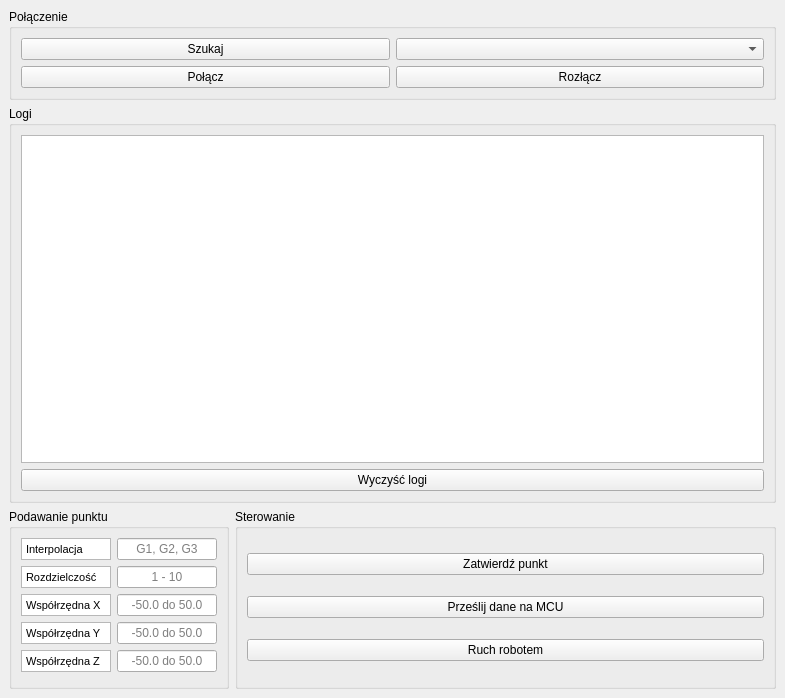
Old version of the form Qt/mainwindow.ui in the repository GrzegorzStefanski-pwr/ipz.
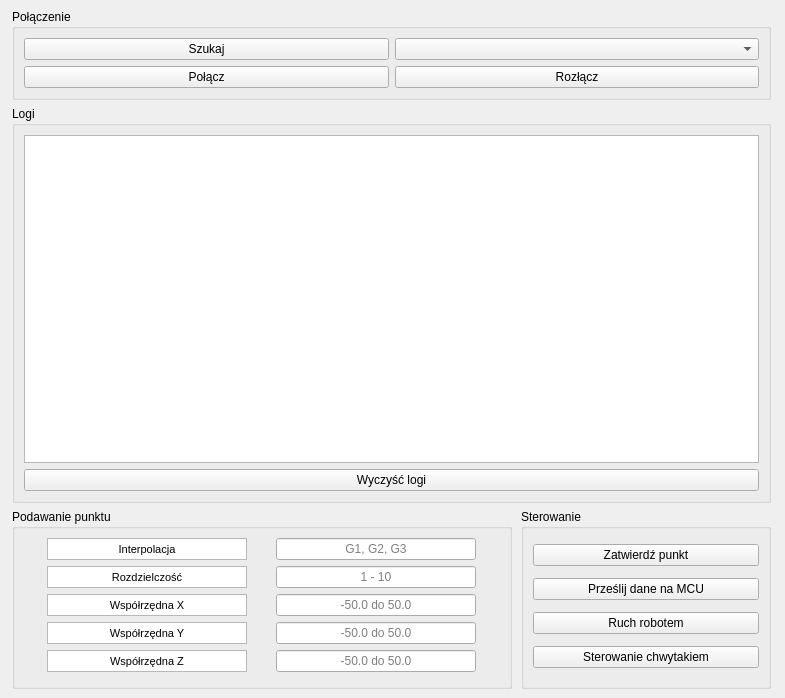
New version of the form.

Commit message: Add gripper support

Patch:
```diff
--- a/Qt/mainwindow.ui
+++ b/Qt/mainwindow.ui
@@ -38,7 +38,7 @@
      <widget class="QGroupBox" name="groupBox_4">
       <property name="maximumSize">
        <size>
-        <width>220</width>
+        <width>500</width>
         <height>180</height>
        </size>
       </property>
@@ -50,7 +50,7 @@
         <widget class="QTextBrowser" name="textBrowserInterpolation">
          <property name="maximumSize">
           <size>
-           <width>90</width>
+           <width>200</width>
            <height>22</height>
           </size>
          </property>
@@ -67,8 +67,8 @@
           <string>&lt;!DOCTYPE HTML PUBLIC &quot;-//W3C//DTD HTML 4.0//EN&quot; &quot;http://www.w3.org/TR/REC-html40/strict.dtd&quot;&gt;
 &lt;html&gt;&lt;head&gt;&lt;meta name=&quot;qrichtext&quot; content=&quot;1&quot; /&gt;&lt;style type=&quot;text/css&quot;&gt;
 p, li { white-space: pre-wrap; }
-&lt;/style&gt;&lt;/head&gt;&lt;body style=&quot; font-family:'MS Shell Dlg 2'; font-size:8.25pt; font-weight:400; font-style:normal;&quot;&gt;
-&lt;p style=&quot; margin-top:0px; margin-bottom:0px; margin-left:0px; margin-right:0px; -qt-block-indent:0; text-indent:0px;&quot;&gt;Interpolacja&lt;/p&gt;&lt;/body&gt;&lt;/html&gt;</string>
+&lt;/style&gt;&lt;/head&gt;&lt;body style=&quot; font-family:'MS Shell Dlg 2'; font-size:7.8pt; font-weight:400; font-style:normal;&quot;&gt;
+&lt;p align=&quot;center&quot; style=&quot; margin-top:0px; margin-bottom:0px; margin-left:0px; margin-right:0px; -qt-block-indent:0; text-indent:0px;&quot;&gt;&lt;span style=&quot; font-size:8.25pt;&quot;&gt;Interpolacja&lt;/span&gt;&lt;/p&gt;&lt;/body&gt;&lt;/html&gt;</string>
          </property>
          <property name="openLinks">
           <bool>true</bool>
@@ -79,7 +79,7 @@
         <widget class="QLineEdit" name="lineEditInterpolation">
          <property name="maximumSize">
           <size>
-           <width>100</width>
+           <width>200</width>
            <height>22</height>
           </size>
          </property>
@@ -95,13 +95,16 @@
         <widget class="QTextBrowser" name="textBrowserResolution">
          <property name="maximumSize">
           <size>
-           <width>90</width>
+           <width>200</width>
            <height>22</height>
           </size>
          </property>
          <property name="layoutDirection">
           <enum>Qt::LeftToRight</enum>
          </property>
+         <property name="autoFillBackground">
+          <bool>false</bool>
+         </property>
          <property name="verticalScrollBarPolicy">
           <enum>Qt::ScrollBarAlwaysOff</enum>
          </property>
@@ -117,8 +120,8 @@
           <string>&lt;!DOCTYPE HTML PUBLIC &quot;-//W3C//DTD HTML 4.0//EN&quot; &quot;http://www.w3.org/TR/REC-html40/strict.dtd&quot;&gt;
 &lt;html&gt;&lt;head&gt;&lt;meta name=&quot;qrichtext&quot; content=&quot;1&quot; /&gt;&lt;style type=&quot;text/css&quot;&gt;
 p, li { white-space: pre-wrap; }
-&lt;/style&gt;&lt;/head&gt;&lt;body style=&quot; font-family:'MS Shell Dlg 2'; font-size:8.25pt; font-weight:400; font-style:normal;&quot;&gt;
-&lt;p style=&quot; margin-top:5px; margin-bottom:5px; margin-left:0px; margin-right:0px; -qt-block-indent:0; text-indent:0px;&quot;&gt;Rozdzielczość&lt;/p&gt;&lt;/body&gt;&lt;/html&gt;</string>
+&lt;/style&gt;&lt;/head&gt;&lt;body style=&quot; font-family:'MS Shell Dlg 2'; font-size:7.8pt; font-weight:400; font-style:normal;&quot;&gt;
+&lt;p align=&quot;center&quot; style=&quot; margin-top:5px; margin-bottom:5px; margin-left:0px; margin-right:0px; -qt-block-indent:0; text-indent:0px;&quot;&gt;&lt;span style=&quot; font-size:8.25pt;&quot;&gt;Rozdzielczość&lt;/span&gt;&lt;/p&gt;&lt;/body&gt;&lt;/html&gt;</string>
          </property>
          <property name="openLinks">
           <bool>true</bool>
@@ -129,7 +132,7 @@
         <widget class="QLineEdit" name="lineEditResolution">
          <property name="maximumSize">
           <size>
-           <width>100</width>
+           <width>200</width>
            <height>22</height>
           </size>
          </property>
@@ -145,7 +148,7 @@
         <widget class="QTextBrowser" name="textBrowserCoRdX">
          <property name="maximumSize">
           <size>
-           <width>90</width>
+           <width>200</width>
            <height>22</height>
           </size>
          </property>
@@ -162,8 +165,8 @@
           <string>&lt;!DOCTYPE HTML PUBLIC &quot;-//W3C//DTD HTML 4.0//EN&quot; &quot;http://www.w3.org/TR/REC-html40/strict.dtd&quot;&gt;
 &lt;html&gt;&lt;head&gt;&lt;meta name=&quot;qrichtext&quot; content=&quot;1&quot; /&gt;&lt;style type=&quot;text/css&quot;&gt;
 p, li { white-space: pre-wrap; }
-&lt;/style&gt;&lt;/head&gt;&lt;body style=&quot; font-family:'MS Shell Dlg 2'; font-size:8.25pt; font-weight:400; font-style:normal;&quot;&gt;
-&lt;p style=&quot; margin-top:0px; margin-bottom:0px; margin-left:0px; margin-right:0px; -qt-block-indent:0; text-indent:0px;&quot;&gt;Współrzędna X&lt;/p&gt;&lt;/body&gt;&lt;/html&gt;</string>
+&lt;/style&gt;&lt;/head&gt;&lt;body style=&quot; font-family:'MS Shell Dlg 2'; font-size:7.8pt; font-weight:400; font-style:normal;&quot;&gt;
+&lt;p align=&quot;center&quot; style=&quot; margin-top:0px; margin-bottom:0px; margin-left:0px; margin-right:0px; -qt-block-indent:0; text-indent:0px;&quot;&gt;&lt;span style=&quot; font-size:8.25pt;&quot;&gt;Współrzędna X&lt;/span&gt;&lt;/p&gt;&lt;/body&gt;&lt;/html&gt;</string>
          </property>
          <property name="openLinks">
           <bool>true</bool>
@@ -174,7 +177,7 @@
         <widget class="QLineEdit" name="lineEditCoRdX">
          <property name="maximumSize">
           <size>
-           <width>100</width>
+           <width>200</width>
            <height>22</height>
           </size>
          </property>
@@ -190,7 +193,7 @@
         <widget class="QTextBrowser" name="textBrowserCoRdY">
          <property name="maximumSize">
           <size>
-           <width>90</width>
+           <width>200</width>
            <height>22</height>
           </size>
          </property>
@@ -207,8 +210,8 @@
           <string>&lt;!DOCTYPE HTML PUBLIC &quot;-//W3C//DTD HTML 4.0//EN&quot; &quot;http://www.w3.org/TR/REC-html40/strict.dtd&quot;&gt;
 &lt;html&gt;&lt;head&gt;&lt;meta name=&quot;qrichtext&quot; content=&quot;1&quot; /&gt;&lt;style type=&quot;text/css&quot;&gt;
 p, li { white-space: pre-wrap; }
-&lt;/style&gt;&lt;/head&gt;&lt;body style=&quot; font-family:'MS Shell Dlg 2'; font-size:8.25pt; font-weight:400; font-style:normal;&quot;&gt;
-&lt;p style=&quot; margin-top:0px; margin-bottom:0px; margin-left:0px; margin-right:0px; -qt-block-indent:0; text-indent:0px;&quot;&gt;Współrzędna Y&lt;/p&gt;&lt;/body&gt;&lt;/html&gt;</string>
+&lt;/style&gt;&lt;/head&gt;&lt;body style=&quot; font-family:'MS Shell Dlg 2'; font-size:7.8pt; font-weight:400; font-style:normal;&quot;&gt;
+&lt;p align=&quot;center&quot; style=&quot; margin-top:0px; margin-bottom:0px; margin-left:0px; margin-right:0px; -qt-block-indent:0; text-indent:0px;&quot;&gt;&lt;span style=&quot; font-size:8.25pt;&quot;&gt;Współrzędna Y&lt;/span&gt;&lt;/p&gt;&lt;/body&gt;&lt;/html&gt;</string>
          </property>
          <property name="openLinks">
           <bool>true</bool>
@@ -219,7 +222,7 @@
         <widget class="QLineEdit" name="lineEditCoRdY">
          <property name="maximumSize">
           <size>
-           <width>100</width>
+           <width>200</width>
            <height>22</height>
           </size>
          </property>
@@ -235,7 +238,7 @@
         <widget class="QTextBrowser" name="textBrowserCoRdZ">
          <property name="maximumSize">
           <size>
-           <width>90</width>
+           <width>200</width>
            <height>22</height>
           </size>
          </property>
@@ -252,8 +255,8 @@
           <string>&lt;!DOCTYPE HTML PUBLIC &quot;-//W3C//DTD HTML 4.0//EN&quot; &quot;http://www.w3.org/TR/REC-html40/strict.dtd&quot;&gt;
 &lt;html&gt;&lt;head&gt;&lt;meta name=&quot;qrichtext&quot; content=&quot;1&quot; /&gt;&lt;style type=&quot;text/css&quot;&gt;
 p, li { white-space: pre-wrap; }
-&lt;/style&gt;&lt;/head&gt;&lt;body style=&quot; font-family:'MS Shell Dlg 2'; font-size:8.25pt; font-weight:400; font-style:normal;&quot;&gt;
-&lt;p style=&quot; margin-top:0px; margin-bottom:0px; margin-left:0px; margin-right:0px; -qt-block-indent:0; text-indent:0px;&quot;&gt;Współrzędna Z&lt;/p&gt;&lt;/body&gt;&lt;/html&gt;</string>
+&lt;/style&gt;&lt;/head&gt;&lt;body style=&quot; font-family:'MS Shell Dlg 2'; font-size:7.8pt; font-weight:400; font-style:normal;&quot;&gt;
+&lt;p align=&quot;center&quot; style=&quot; margin-top:0px; margin-bottom:0px; margin-left:0px; margin-right:0px; -qt-block-indent:0; text-indent:0px;&quot;&gt;&lt;span style=&quot; font-size:8.25pt;&quot;&gt;Współrzędna Z&lt;/span&gt;&lt;/p&gt;&lt;/body&gt;&lt;/html&gt;</string>
          </property>
          <property name="openLinks">
           <bool>true</bool>
@@ -264,7 +267,7 @@
         <widget class="QLineEdit" name="lineEditCoRdZ">
          <property name="maximumSize">
           <size>
-           <width>100</width>
+           <width>200</width>
            <height>22</height>
           </size>
          </property>
@@ -283,7 +286,7 @@
      <widget class="QGroupBox" name="groupBox_3">
       <property name="maximumSize">
        <size>
-        <width>16777215</width>
+        <width>250</width>
         <height>180</height>
        </size>
       </property>
@@ -312,6 +315,13 @@
          </property>
         </widget>
        </item>
+       <item row="3" column="0">
+        <widget class="QPushButton" name="pushButtonGripper">
+         <property name="text">
+          <string>Sterowanie chwytakiem</string>
+         </property>
+        </widget>
+       </item>
       </layout>
      </widget>
     </item>
```
Left out of the diff: 14 changed lines with no effect on the pictures. The commit also changes 2 other files.
